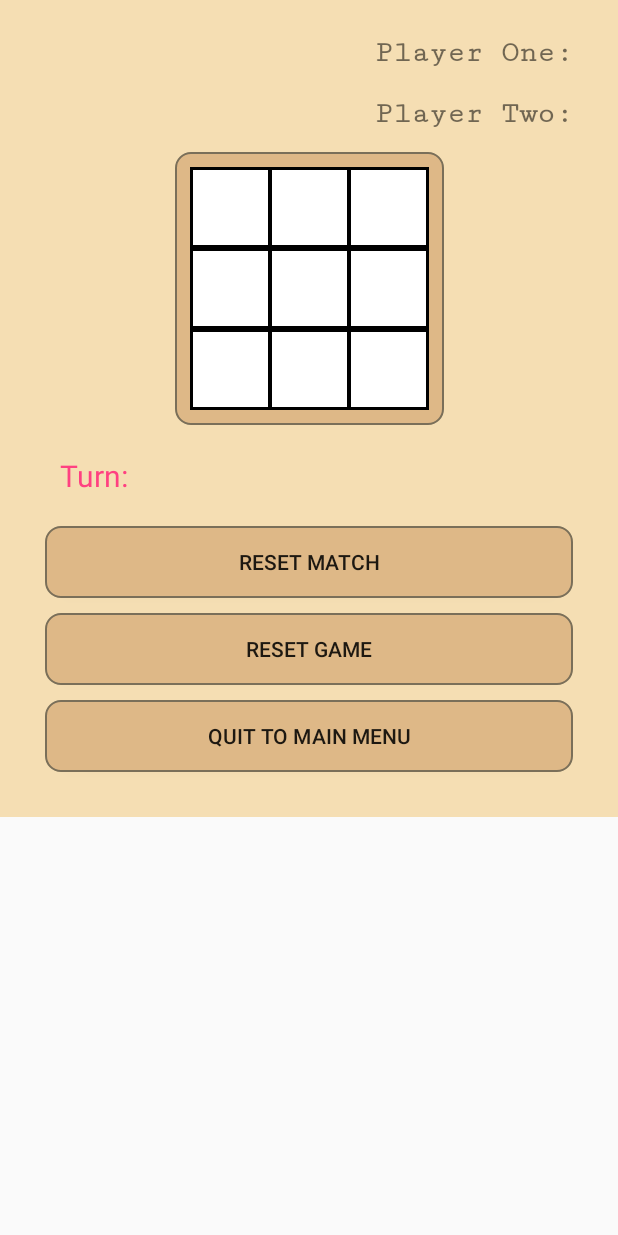
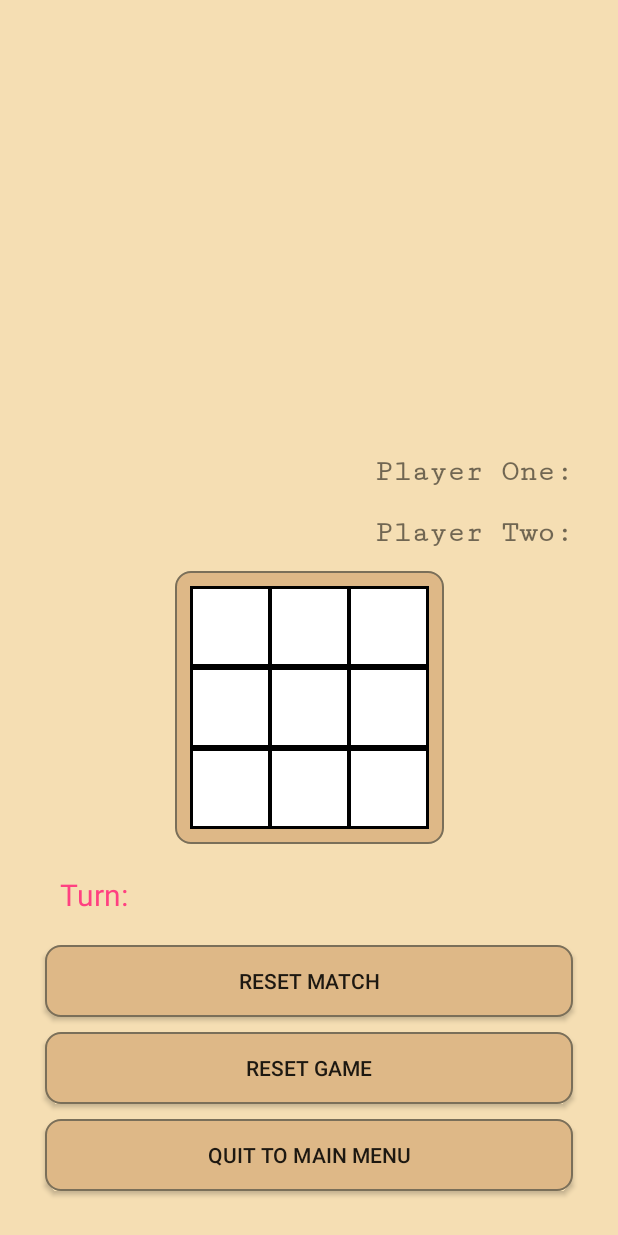
Before and after one commit to ugocuevas/ALCTicTacToe, an Android app: the layout activity_game_board.xml on its own in the app's theme, with its tools: preview values and no code run, on a phone screen of 412 x 824 dp. Run offline under Robolectric (Android 15) with nearby library versions, the phone set to English and light mode, and no system bars.

```diff
--- a/app/src/main/res/layout/activity_game_board.xml
+++ b/app/src/main/res/layout/activity_game_board.xml
@@ -2,7 +2,8 @@
 <ScrollView xmlns:android="http://schemas.android.com/apk/res/android"
     xmlns:tools="http://schemas.android.com/tools"
     android:layout_width="match_parent"
-    android:layout_height="match_parent">
+    android:layout_height="match_parent"
+    android:fillViewport="true">
 
     <android.support.constraint.ConstraintLayout xmlns:android="http://schemas.android.com/apk/res/android"
         xmlns:app="http://schemas.android.com/apk/res-auto"
@@ -18,6 +19,7 @@
             android:layout_width="wrap_content"
             android:layout_height="wrap_content"
             app:layout_constraintRight_toLeftOf="@+id/player_one_score"
+            app:layout_constraintTop_toTopOf="parent"
             android:text="@string/player_one"
             android:textStyle="bold"
             android:fontFamily="serif-monospace"
--- a/app/src/main/res/layout/activity_game_board_five.xml
+++ b/app/src/main/res/layout/activity_game_board_five.xml
@@ -2,7 +2,8 @@
 <ScrollView xmlns:android="http://schemas.android.com/apk/res/android"
     xmlns:tools="http://schemas.android.com/tools"
     android:layout_width="match_parent"
-    android:layout_height="match_parent">
+    android:layout_height="match_parent"
+    android:fillViewport="true">
 
     <android.support.constraint.ConstraintLayout xmlns:android="http://schemas.android.com/apk/res/android"
         xmlns:app="http://schemas.android.com/apk/res-auto"
--- a/app/src/main/res/mipmap-anydpi-v26/ic_launcher.xml
+++ b/app/src/main/res/mipmap-anydpi-v26/ic_launcher.xml
@@ -1,5 +1,5 @@
 <?xml version="1.0" encoding="utf-8"?>
 <adaptive-icon xmlns:android="http://schemas.android.com/apk/res/android">
     <background android:drawable="@drawable/ic_launcher_background" />
-    <foreground android:drawable="@drawable/ic_launcher_foreground" />
+    <foreground android:drawable="@drawable/tictactoelogo" />
 </adaptive-icon>
```
Also changed, not shown: app/src/main/java/com/example/ugochi/alctictactoe/GameBoardFive.java (+7 -3 lines).
